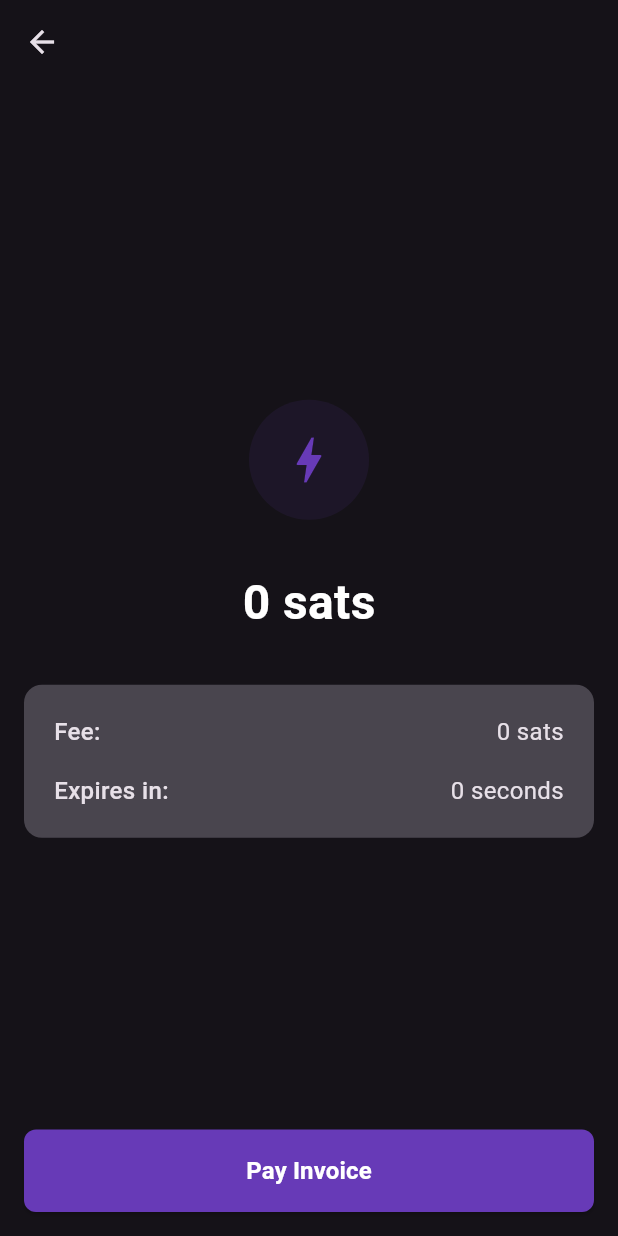
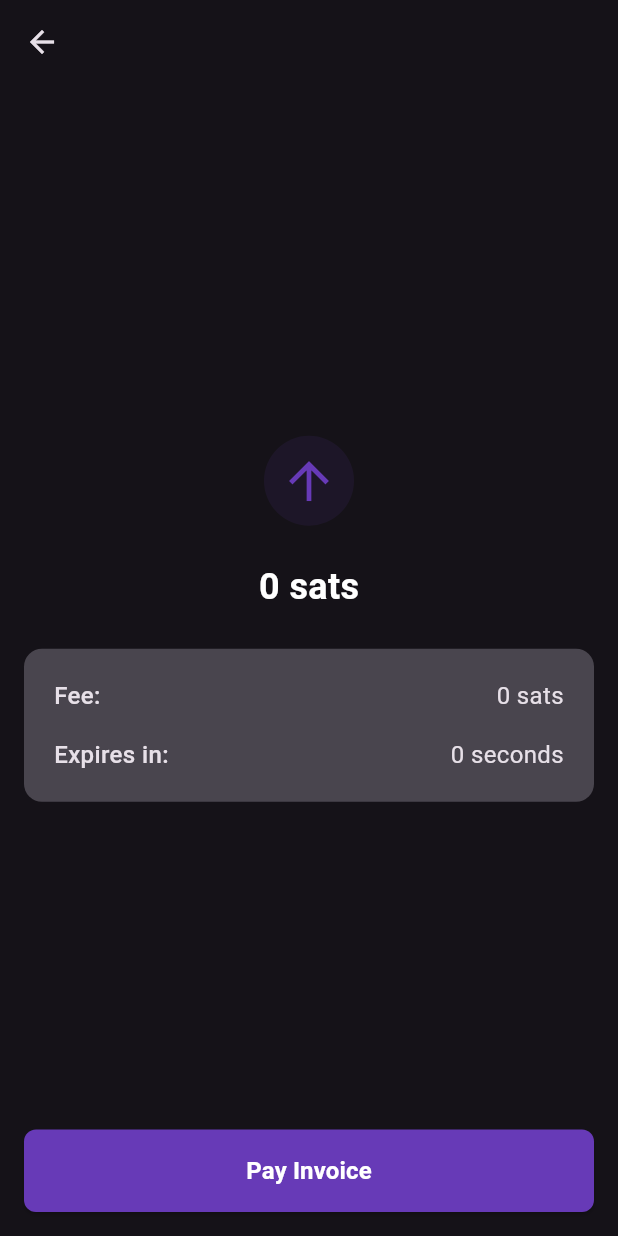
Before and after one commit to joschisan/conduit-app, a Flutter app: the PayInvoiceScreen screen opened directly with empty values, on a phone screen of 412 x 824 dp. Run offline on Flutter 3.47's test engine with Material 3 defaults, Android fonts, the phone set to English and light mode, and no system bars; drawn by our look-alikes of overlay_support; our stand-ins replace fpdart, pretty_qr_code; missing offline and left inert: eventflux, mobile_scanner.

Commit message:
refine: improve pay invoice screen UI spacing and icon

```diff
--- a/lib/screens/pay_invoice_screen.dart
+++ b/lib/screens/pay_invoice_screen.dart
@@ -8,13 +8,13 @@ import 'package:fpdart/fpdart.dart' hide State;
 
 // Pure UI building functions
 Widget _buildPaymentIcon() => Container(
-  width: 80,
-  height: 80,
+  width: 60,
+  height: 60,
   decoration: BoxDecoration(
     color: Colors.deepPurple.withOpacity(0.1),
-    borderRadius: BorderRadius.circular(40),
+    borderRadius: BorderRadius.circular(30),
   ),
-  child: const Icon(Icons.bolt, size: 40, color: Colors.deepPurple),
+  child: const Icon(Icons.arrow_upward, size: 40, color: Colors.deepPurple),
 );
 
 Widget _buildLightningAddressDisplay(Option<String> lightningAddress) {
@@ -27,7 +27,7 @@ Widget _buildLightningAddressDisplay(Option<String> lightningAddress) {
           style: const TextStyle(fontSize: 16, fontWeight: FontWeight.bold),
           textAlign: TextAlign.center,
         ),
-        const SizedBox(height: 32),
+        const SizedBox(height: 24),
       ],
     ),
   );
@@ -36,7 +36,7 @@ Widget _buildLightningAddressDisplay(Option<String> lightningAddress) {
 Widget _buildAmountDisplay(String amountText) => Text(
   amountText,
   style: const TextStyle(
-    fontSize: 32,
+    fontSize: 24,
     fontWeight: FontWeight.bold,
     color: Colors.white,
   ),
@@ -137,9 +137,9 @@ class PayInvoiceScreen extends StatelessWidget {
                   children: [
                     _buildLightningAddressDisplay(lightningAddress),
                     _buildPaymentIcon(),
-                    const SizedBox(height: 32),
+                    const SizedBox(height: 24),
                     _buildAmountDisplay(decodedInvoice.formattedAmount),
-                    const SizedBox(height: 32),
+                    const SizedBox(height: 24),
                     _buildInvoiceDetails(
                       context,
                       decodedInvoice,
```
